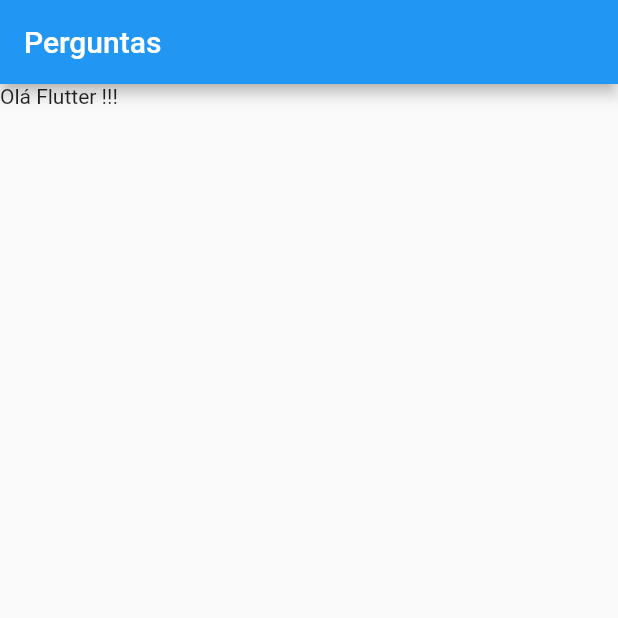
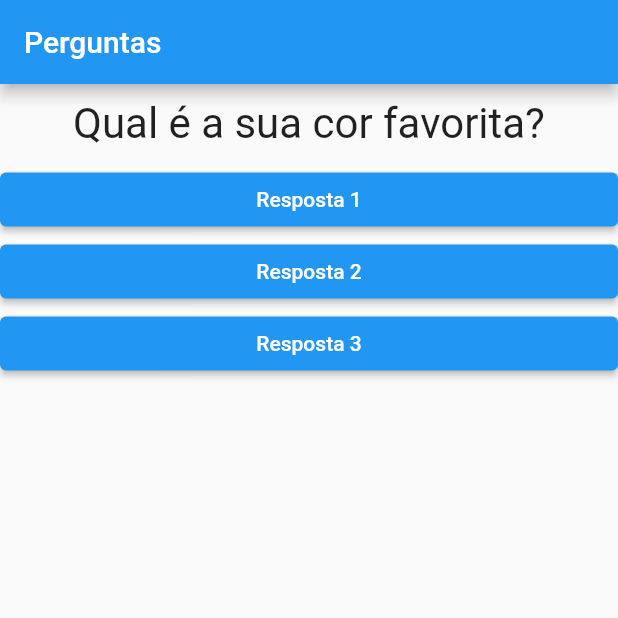
Before and after one commit to SilvioMLeite1/projeto_perguntas, a Flutter app: the screen it shows after launch, on a phone screen of 412 x 824 dp, the top half of it. Run offline on Flutter 3.47's test engine with Material 2 defaults, Android fonts, the phone set to English and light mode, and no system bars.

Commit message:
Add questao.dart and resposta.dart

```diff
--- a/lib/main.dart
+++ b/lib/main.dart
@@ -1,25 +1,45 @@
-/* Aplicativo programa perguntas e respostas - Quiz v1.0
- * Este material faz parte do curso de Flutter e tem como objetivo
- * ensinar a programção em Flutter utilizando a linguagem Dart
- * Aluno: Silvio Mario Leite
- */
+import 'package:flutter/material.dart';
+import './questao.dart';
+import './resposta.dart';
 
-import 'package:flutter/material.dart';
+main() => runApp(new PerguntaApp());
 
-main() {
-  runApp(new PerguntaApp());
-}
+class _PerguntaAppState extends State<PerguntaApp> {
+  var _perguntaSelecionada = 0;
 
-@override
-class PerguntaApp extends StatelessWidget {
+  void _responder() {
+    setState(() {
+      _perguntaSelecionada++;
+    });
+  }
+
+  @override
   Widget build(BuildContext context) {
+    final perguntas = [
+      'Qual é a sua cor favorita?',
+      'Qual é o seu animal favorito?',
+    ];
+
     return MaterialApp(
       home: Scaffold(
         appBar: AppBar(
           title: Text('Perguntas'),
         ),
-        body: Text('Olá Flutter !!!'),
+        body: Column(
+          children: <Widget>[
+            Questao(perguntas[_perguntaSelecionada]),
+            Resposta('Resposta 1', _responder),
+            Resposta('Resposta 2', _responder),
+            Resposta('Resposta 3', _responder),
+          ],
+        ),
       ),
     );
   }
 }
+
+class PerguntaApp extends StatefulWidget {
+  _PerguntaAppState createState() {
+    return _PerguntaAppState();
+  }
+}
--- /dev/null
+++ b/lib/questao.dart
@@ -0,0 +1,20 @@
+import 'package:flutter/material.dart';
+
+class Questao extends StatelessWidget {
+  final String texto;
+
+  Questao(this.texto);
+
+  @override
+  Widget build(BuildContext context) {
+    return Container(
+      width: double.infinity,
+      margin: EdgeInsets.all(10),
+      child: Text(
+        texto,
+        style: TextStyle(fontSize: 28),
+        textAlign: TextAlign.center,
+      ),
+    );
+  }
+}
--- /dev/null
+++ b/lib/resposta.dart
@@ -0,0 +1,27 @@
+import 'package:flutter/material.dart';
+
+class Resposta extends StatelessWidget {
+  final String texto;
+  final void Function() quandoSelecionado;
+
+  Resposta(this.texto, this.quandoSelecionado);
+
+  @override
+  Widget build(BuildContext context) {
+    return Container(
+      width: double.infinity,
+      child: ElevatedButton(
+        style: ElevatedButton.styleFrom(
+          primary: Colors.blue,
+        ),
+        child: Text(
+          texto,
+          style: TextStyle(
+            color: Colors.white,
+          ),
+        ),
+        onPressed: quandoSelecionado,
+      ),
+    );
+  }
+}
```
